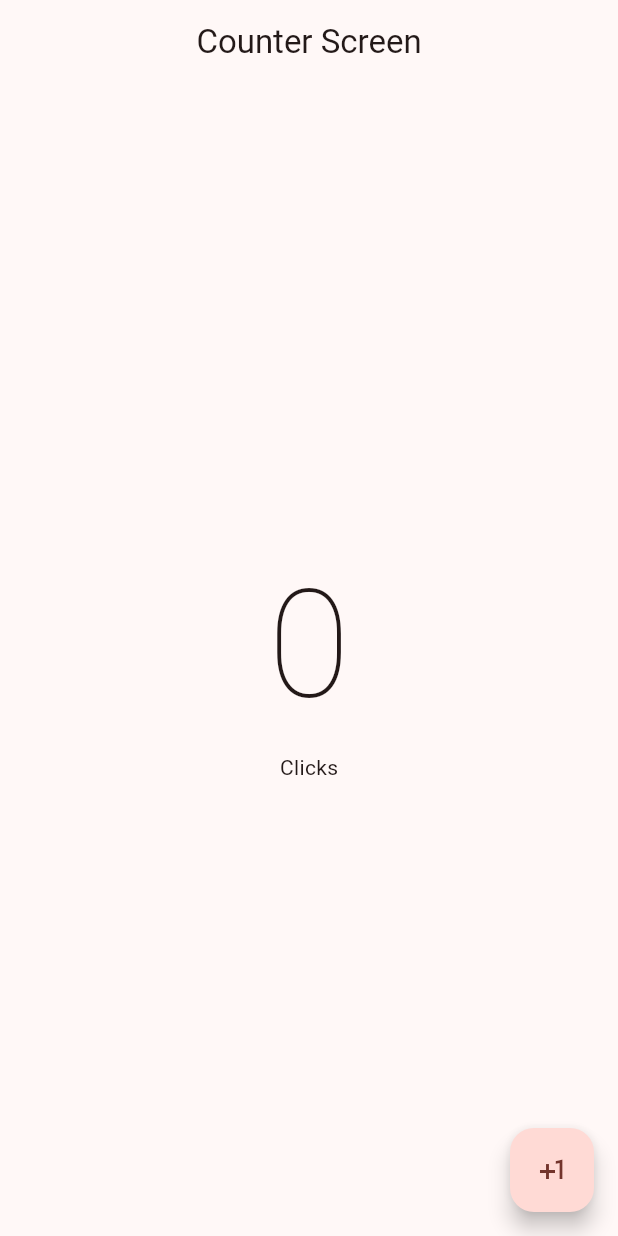
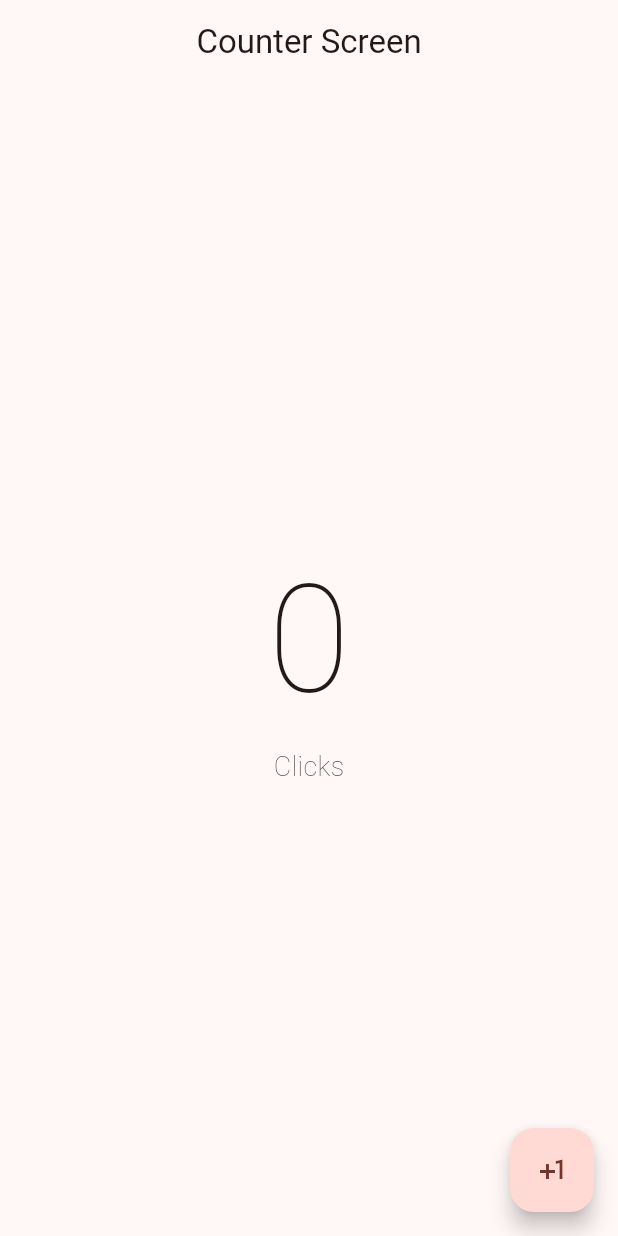
Before and after one commit to AndrexMed/Flutter-Intro, a Flutter app: the screen it shows after launch, on a phone screen of 412 x 824 dp. Run offline on Flutter 3.47's test engine with Material 3 defaults, Android fonts, the phone set to English and light mode, and no system bars.

Commit message:
Ternarios en flutter

```diff
--- a/lib/presentation/screens/counter_screen.dart
+++ b/lib/presentation/screens/counter_screen.dart
@@ -23,7 +23,9 @@ class _CounterScreenState extends State<CounterScreen> {
             Text('$clickCounter',
                 style: const TextStyle(
                     fontSize: 100, fontWeight: FontWeight.w100)),
-            const Text('Clicks')
+            Text('Click${clickCounter == 1 ? '' : 's'}',
+                style:
+                    const TextStyle(fontSize: 18, fontWeight: FontWeight.w100)),
           ],
         ),
       ),
```
